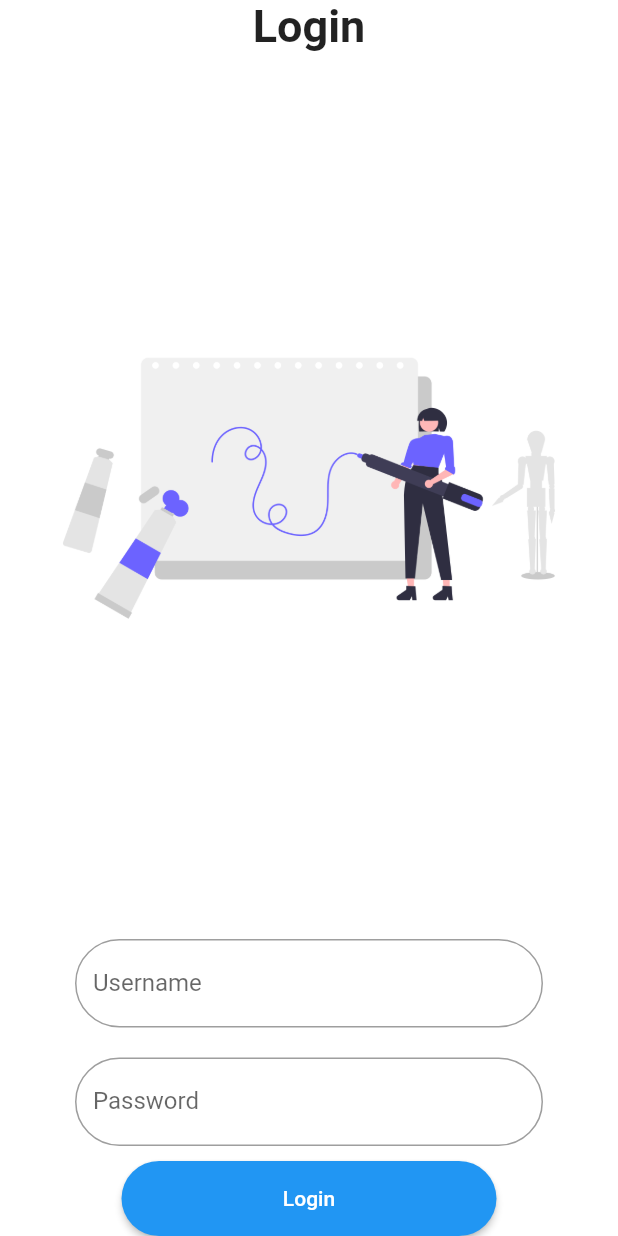
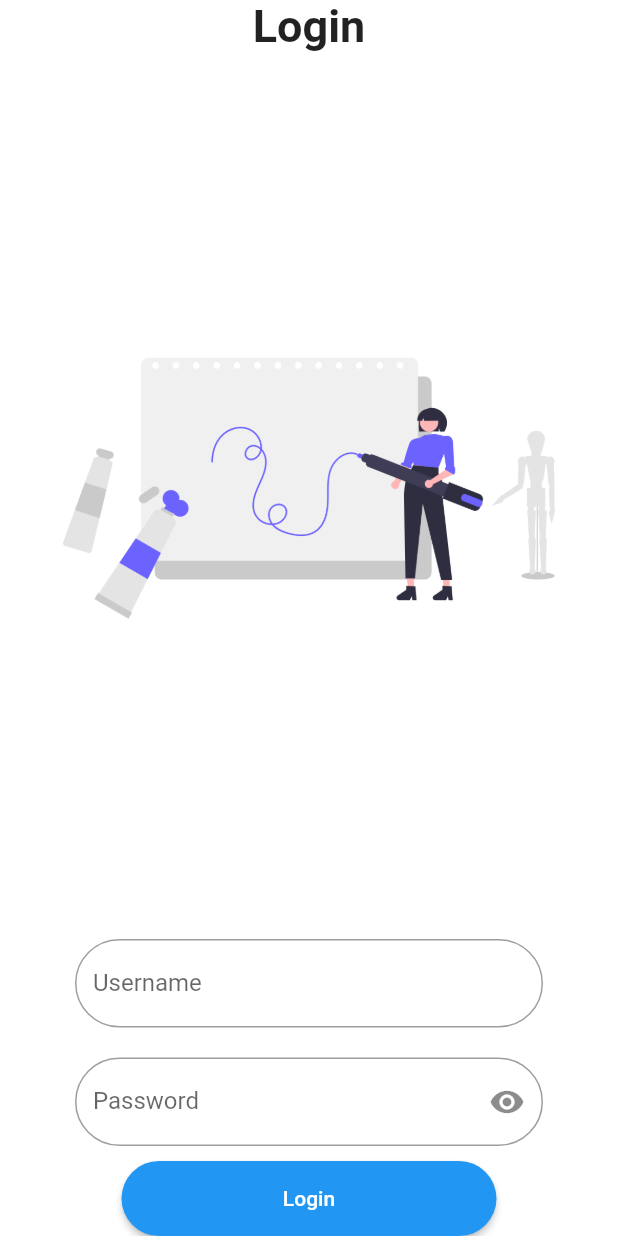
Before and after one commit to Universitas-Dutabangsa-Surakarta/projek_kel_1, a Flutter app: the screen it shows after launch, after a tap on "Login", on a phone screen of 412 x 824 dp. Run offline on Flutter 3.47's test engine with Material 2 defaults, Android fonts, the phone set to English and light mode, and no system bars.

Commit message:
add splash_screen

```diff
--- a/lib/login_screen.dart
+++ b/lib/login_screen.dart
@@ -11,6 +11,8 @@ class LoginScreen extends StatefulWidget {
 class _LoginScreenState extends State<LoginScreen> {
   TextEditingController userNameController = TextEditingController();
   TextEditingController passwordController = TextEditingController();
+
+  bool hidePass = true;
 
   @override
   Widget build(BuildContext context) {
@@ -42,12 +44,22 @@ class _LoginScreenState extends State<LoginScreen> {
             padding: const EdgeInsets.symmetric(horizontal: 50, vertical: 10),
             child: TextFormField(
               controller: passwordController,
-              obscureText: true,
+              obscureText: hidePass,
               decoration: InputDecoration(
                 label: Text('Password'),
                 hintText: 'Masukkan password',
                 border: OutlineInputBorder(
                   borderRadius: BorderRadius.circular(30),
+                ),
+                suffixIcon: IconButton(
+                  onPressed: () {
+                    print('hide pass = $hidePass');
+                    setState(() {
+                      hidePass = !hidePass;
+                    });
+                  },
+                  icon:
+                      Icon(hidePass ? Icons.visibility : Icons.visibility_off),
                 ),
               ),
             ),
@@ -62,7 +74,8 @@ class _LoginScreenState extends State<LoginScreen> {
                 ),
               ),
               onPressed: () {
-                if(userNameController.text == 'budi' && passwordController.text=="123"){
+                if (userNameController.text == 'budi' &&
+                    passwordController.text == "123") {
                   ScaffoldMessenger.of(context).showSnackBar(
                     SnackBar(
                       content: Text('berhasil login'),
@@ -71,7 +84,7 @@ class _LoginScreenState extends State<LoginScreen> {
                   Navigator.of(context).push(
                     MaterialPageRoute(builder: (_) => ListScreen()),
                   );
-                }else{
+                } else {
                   ScaffoldMessenger.of(context).showSnackBar(
                     SnackBar(
                       content: Text('username atau password salah'),
--- a/lib/main.dart
+++ b/lib/main.dart
@@ -1,5 +1,6 @@
 import 'package:flutter/material.dart';
 import 'package:projek_kel_1/counter_screen.dart';
+import 'package:projek_kel_1/splash_screen.dart';
 
 import 'home_screen.dart';
 import 'list_screen.dart';
@@ -20,7 +21,7 @@ class MyApp extends StatelessWidget {
       theme: ThemeData(
         primarySwatch: Colors.blue,
       ),
-      home: HomeScreen(),
+      home: SplashScreen(),
     );
   }
 }
--- /dev/null
+++ b/lib/splash_screen.dart
@@ -0,0 +1,39 @@
+import 'dart:async';
+
+import 'package:flutter/material.dart';
+import 'package:projek_kel_1/home_screen.dart';
+
+class SplashScreen extends StatefulWidget {
+  const SplashScreen({Key? key}) : super(key: key);
+
+  @override
+  State<SplashScreen> createState() => _SplashScreenState();
+}
+
+class _SplashScreenState extends State<SplashScreen> {
+  startTimer() async {
+    var duration = Duration(seconds: 5);
+    return Timer(duration, () async {
+      Navigator.of(context).pushReplacement(
+        MaterialPageRoute(builder: (_) => HomeScreen()),
+      );
+    });
+  }
+
+  @override
+  void initState() {
+    startTimer();
+    super.initState();
+  }
+
+  @override
+  Widget build(BuildContext context) {
+    return Column(
+      mainAxisAlignment: MainAxisAlignment.center,
+      children: [
+        Image.asset('assets/images/udb.png'),
+        CircularProgressIndicator(),
+      ],
+    );
+  }
+}
```
Also changed, not shown: assets/images/udb.png (added).
